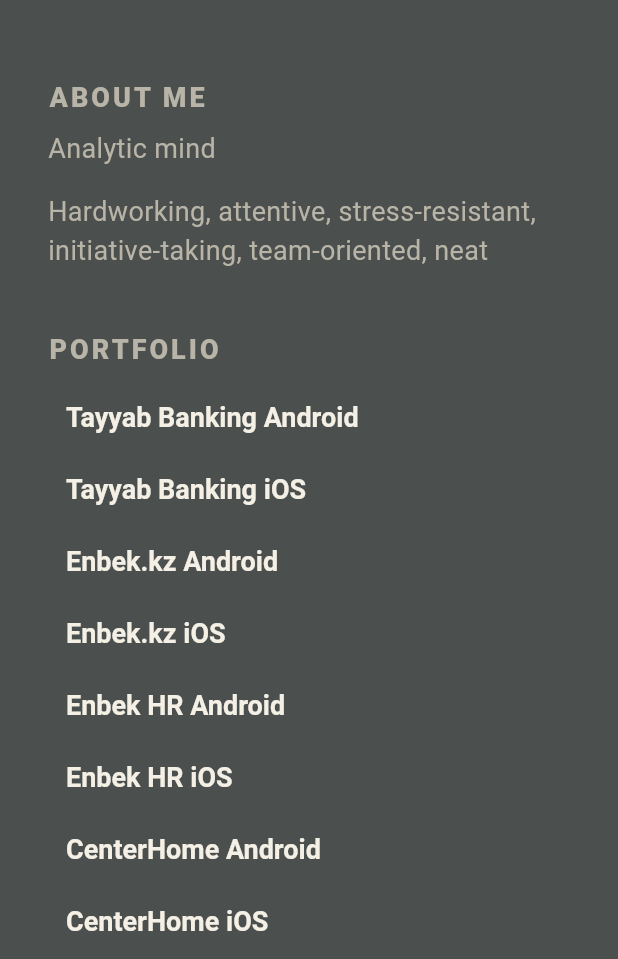
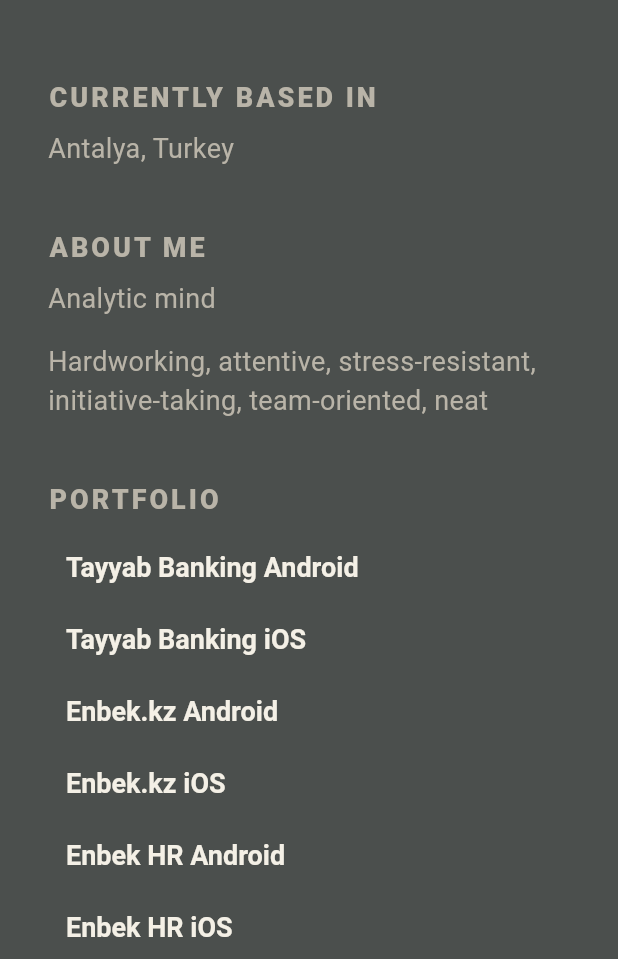
Before and after one commit to intraector/intraector.github.io, a Flutter app: the screen it shows after launch, scrolled down 576 dp, on a phone screen of 412 x 824 dp, the part 277-1236 px from its top. Run offline on Flutter 3.47's test engine with Material 3 defaults, Android fonts, the phone set to English and light mode, and no system bars.

Commit message:
add location

```diff
--- a/lib/l10n/intl_en.arb
+++ b/lib/l10n/intl_en.arb
@@ -8,6 +8,8 @@
 	"aboutMe": "About me",
 	"resume": "Resume",
 	"copied": "Copied",
+	"currentlyBased": "Currently based in",
+	"location1": "Antalya, Turkey",
 	"aboutMeLine1": "Analytic mind",
 	"aboutMeLine2": "Hardworking, attentive, stress-resistant, initiative-taking, team-oriented, neat",
 	"profSkills": "Professional Skills",
--- a/lib/src/widgets/about_me.dart
+++ b/lib/src/widgets/about_me.dart
@@ -144,6 +144,22 @@
           ),
           const SizedBox(height: 40),
           Text(
+            context.s.currentlyBased.toUpperCase(),
+            style: AppStyles.s18.copyWith(
+              color: AppColors.shade1,
+              fontWeight: FontWeight.w900,
+              letterSpacing: 2,
+            ),
+          ),
+          const SizedBox(height: 8),
+          Text(
+            context.s.location1,
+            style: AppStyles.s18.copyWith(
+              color: AppColors.shade1,
+            ),
+          ),
+          const SizedBox(height: 40),
+          Text(
             context.s.aboutMe.toUpperCase(),
             style: AppStyles.s18.copyWith(
               color: AppColors.shade1,
```
Also changed, not shown: lib/generated/intl/messages_en.dart, lib/generated/l10n.dart, 6 other files.
